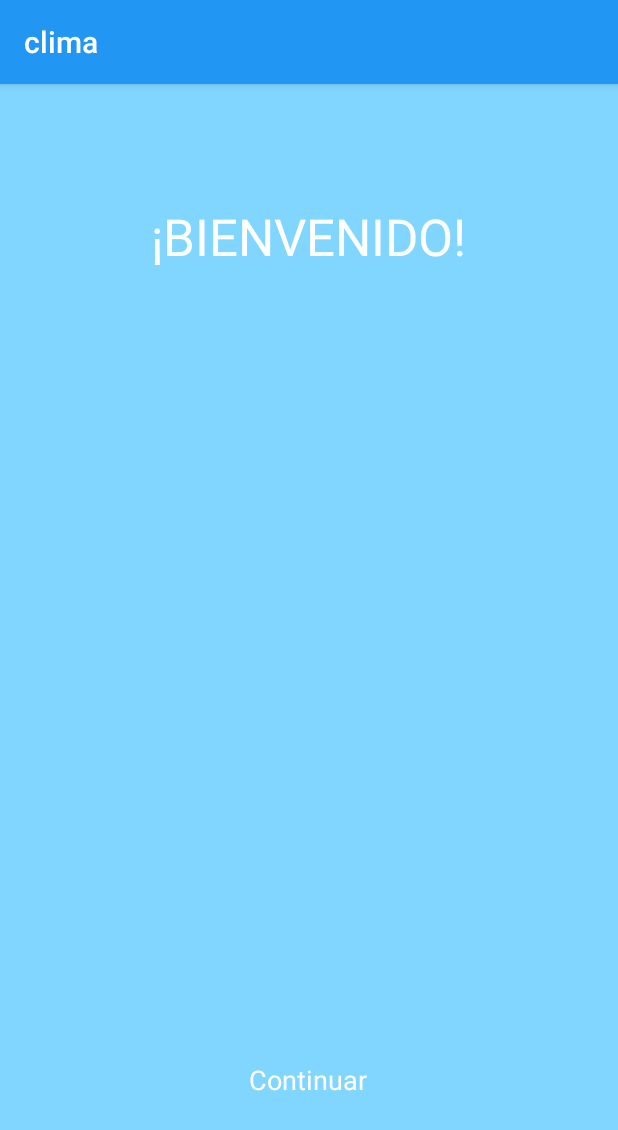
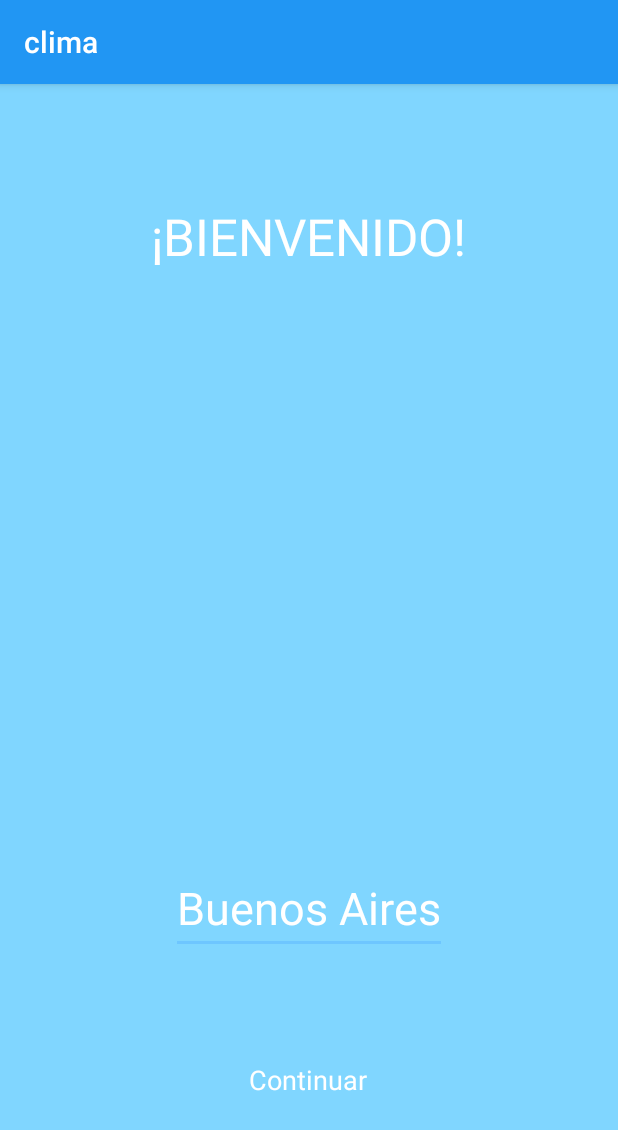
Before and after one commit to maxisandoval37/appClima_Android, an Android app: the screen it shows after launch (Presentacion), on a phone screen of 412 x 824 dp. Shown: the top 1130 px of the screen. Run offline under Robolectric (Android 15) with nearby library versions, the phone set to English and light mode, and no system bars.

Commit message:
muestra los datos al user y puede elegir otra ubicacion

```diff
--- a/app/build.gradle
+++ b/app/build.gradle
@@ -36,4 +36,5 @@ dependencies {
 
     implementation 'com.android.volley:volley:1.1.0'
     implementation 'com.google.code.gson:gson:2.8.6'
+
 }
--- a/app/src/main/java/com/mxdigitalacademy/clima/Presentacion.kt
+++ b/app/src/main/java/com/mxdigitalacademy/clima/Presentacion.kt
@@ -5,6 +5,8 @@ import androidx.appcompat.app.AppCompatActivity
 import android.os.Bundle
 import android.view.View
 import android.widget.Button
+import android.widget.EditText
+import kotlinx.android.synthetic.main.activity_presentacion.*
 
 class Presentacion : AppCompatActivity() {
 
@@ -14,11 +16,11 @@ class Presentacion : AppCompatActivity() {
 
         boton.setOnClickListener(View.OnClickListener {
             val IntentMainClass = Intent(this,MainActivity::class.java) //a donde, nos redirigimos
+            val etUbicacionTexto = findViewById<EditText>(R.id.etUbicacion).text.toString()
 
-            IntentMainClass.putExtra(direccion,"Buenos Aires")
+            IntentMainClass.putExtra(direccion,etUbicacionTexto)
 
             startActivity(IntentMainClass)
-
         })
     }
 
--- a/app/src/main/res/layout/activity_presentacion.xml
+++ b/app/src/main/res/layout/activity_presentacion.xml
@@ -27,7 +27,7 @@
         style="@android:style/Widget.Holo.Button.Borderless"
         android:layout_width="wrap_content"
         android:layout_height="wrap_content"
-        android:text="Continuar"
+        android:text="@string/continuar"
         android:textColor="@color/colorFuente"
         app:layout_constraintBottom_toBottomOf="parent"
         app:layout_constraintEnd_toEndOf="parent"
@@ -35,4 +35,19 @@
         app:layout_constraintStart_toStartOf="parent"
         app:layout_constraintTop_toBottomOf="@+id/tvBienvenida"
         app:layout_constraintVertical_bias="0.866" />
+
+    <EditText
+        android:id="@+id/etUbicacion"
+        style="@style/Widget.AppCompat.AutoCompleteTextView"
+        android:layout_width="wrap_content"
+        android:layout_height="wrap_content"
+        android:layout_marginBottom="60dp"
+        android:inputType="textPersonName"
+        android:text="@string/ubicacionDefecto"
+        android:textColor="#FFFFFF"
+        android:textSize="30sp"
+        app:layout_constraintBottom_toTopOf="@+id/btContinuar"
+        app:layout_constraintEnd_toEndOf="parent"
+        app:layout_constraintStart_toStartOf="parent" />
+
 </androidx.constraintlayout.widget.ConstraintLayout>
--- a/app/src/main/res/values/strings.xml
+++ b/app/src/main/res/values/strings.xml
@@ -1,7 +1,9 @@
 <resources>
     <string name="app_name">clima</string>
-    <string name="texto_ubicacion">Buenos Aires</string>
+    <string name="texto_ubicacion">Desconocido</string>
     <string name="texto_temperatura">0º</string>
-    <string name="texto_estado">Nublado</string>
+    <string name="texto_estado">Desconocido</string>
     <string name="texto_bievenida">¡BIENVENIDO!</string>
+    <string name="ubicacionDefecto">Buenos Aires</string>
+    <string name="continuar">Continuar</string>
 </resources>
```
Also changed, not shown: app/src/main/java/com/mxdigitalacademy/clima/Ciudad.kt (+3 -7 lines), app/src/main/java/com/mxdigitalacademy/clima/MainActivity.kt (+40 -13 lines), app/src/main/java/com/mxdigitalacademy/clima/Red.kt (+1 -42 lines).
